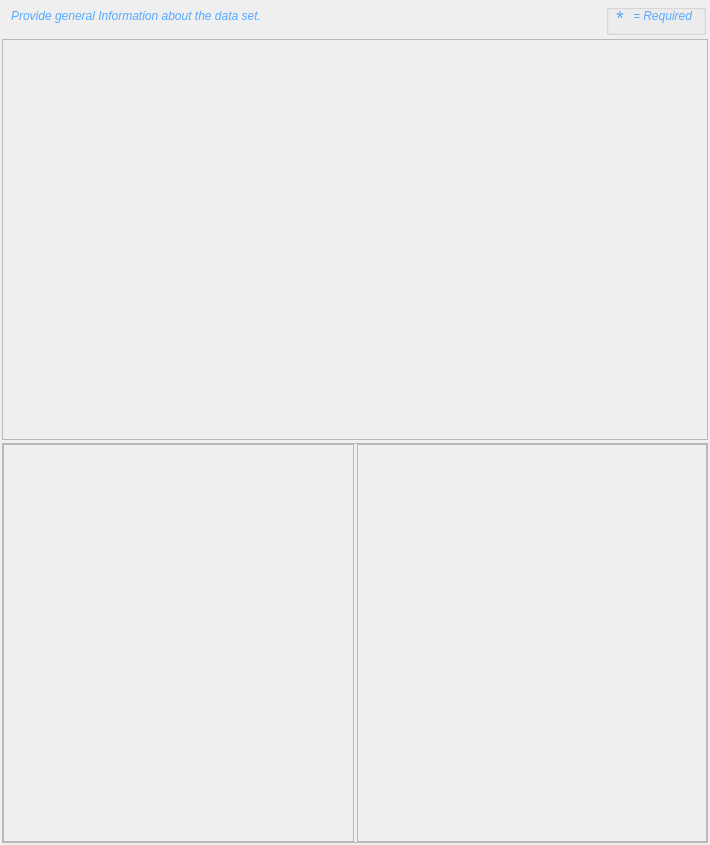
Above: pymdwizard/gui/ui_files/idinfo.ui from DOI-USGS/fort-pymdwizard before the change. Below: the same form after it.
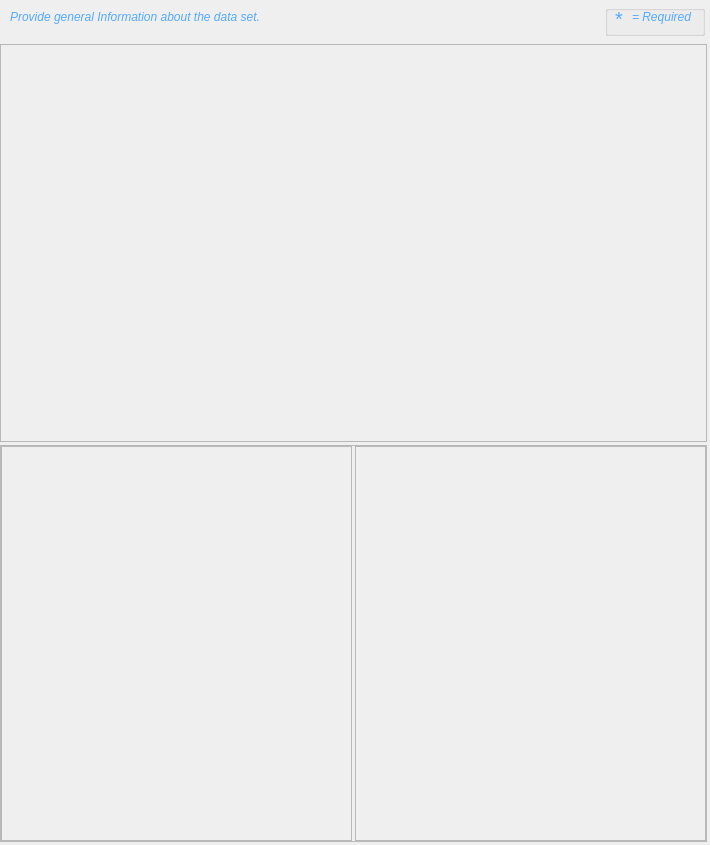
That is the form after the change.

The edit to the form file:
```diff
--- a/pymdwizard/gui/ui_files/idinfo.ui
+++ b/pymdwizard/gui/ui_files/idinfo.ui
@@ -15,19 +15,19 @@
   </property>
   <layout class="QVBoxLayout" name="verticalLayout_2">
    <property name="spacing">
-    <number>2</number>
+    <number>6</number>
    </property>
    <property name="leftMargin">
-    <number>2</number>
+    <number>0</number>
    </property>
    <property name="topMargin">
-    <number>2</number>
+    <number>3</number>
    </property>
    <property name="rightMargin">
-    <number>2</number>
+    <number>3</number>
    </property>
    <property name="bottomMargin">
-    <number>2</number>
+    <number>3</number>
    </property>
    <item>
     <widget class="QFrame" name="frame">
@@ -50,6 +50,9 @@
       <enum>QFrame::Raised</enum>
      </property>
      <layout class="QHBoxLayout" name="horizontalLayout">
+      <property name="leftMargin">
+       <number>10</number>
+      </property>
       <property name="topMargin">
        <number>2</number>
       </property>
@@ -303,8 +306,8 @@
            <rect>
             <x>0</x>
             <y>0</y>
-            <width>702</width>
-            <height>810</height>
+            <width>703</width>
+            <height>804</height>
            </rect>
           </property>
           <layout class="QVBoxLayout" name="verticalLayout_3">
@@ -366,6 +369,18 @@
                  <enum>QFrame::Raised</enum>
                 </property>
                 <layout class="QVBoxLayout" name="verticalLayout_5">
+                 <property name="leftMargin">
+                  <number>0</number>
+                 </property>
+                 <property name="topMargin">
+                  <number>3</number>
+                 </property>
+                 <property name="rightMargin">
+                  <number>3</number>
+                 </property>
+                 <property name="bottomMargin">
+                  <number>3</number>
+                 </property>
                  <item>
                   <spacer name="verticalSpacer">
                    <property name="orientation">
@@ -394,6 +409,18 @@
                  <enum>QFrame::Raised</enum>
                 </property>
                 <layout class="QVBoxLayout" name="verticalLayout_4">
+                 <property name="leftMargin">
+                  <number>3</number>
+                 </property>
+                 <property name="topMargin">
+                  <number>3</number>
+                 </property>
+                 <property name="rightMargin">
+                  <number>0</number>
+                 </property>
+                 <property name="bottomMargin">
+                  <number>3</number>
+                 </property>
                  <item>
                   <spacer name="verticalSpacer_2">
                    <property name="orientation">
```
